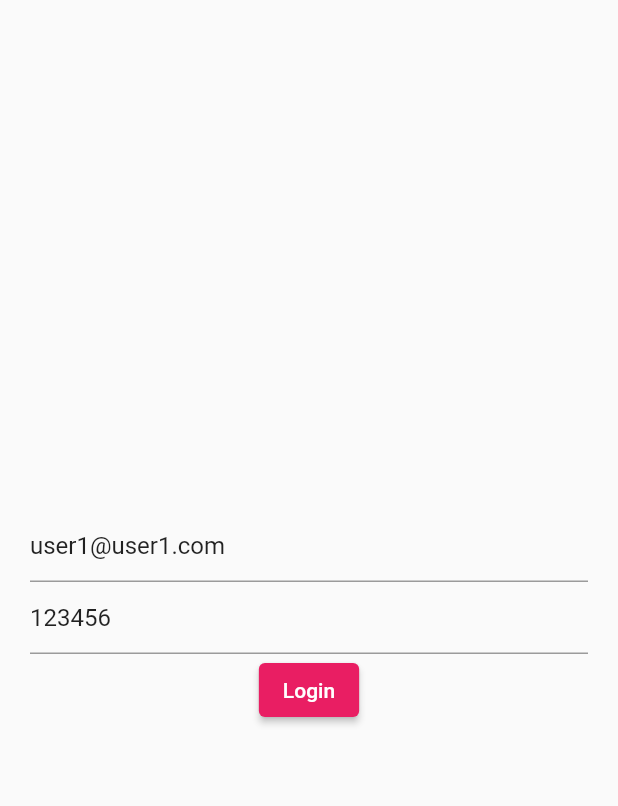
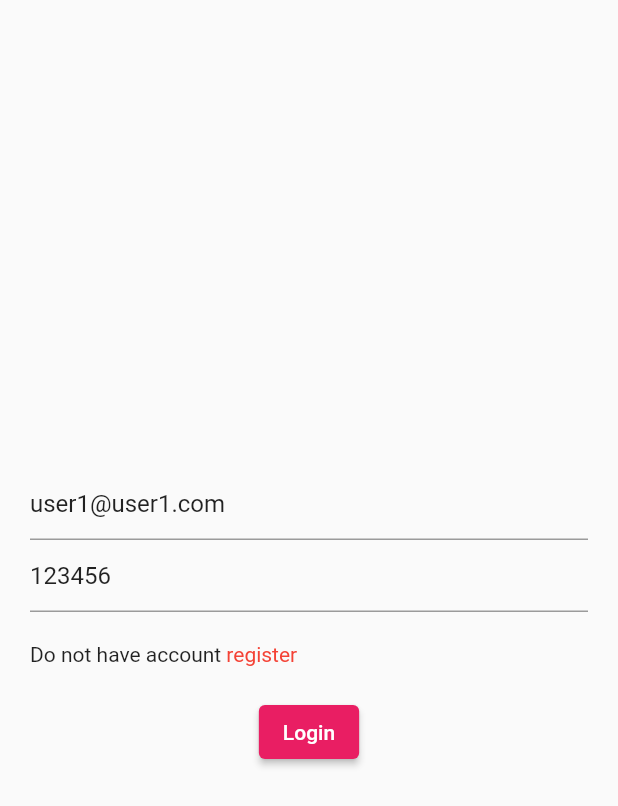
Before and after one commit to ejjraifihamza/auth_using_sanctum, a Flutter app: the LoginScreen screen opened by its route, on a phone screen of 412 x 824 dp. Shown: the top 806 px of the screen. Run offline on Flutter 3.47's test engine with Material 2 defaults, Android fonts, the phone set to English and light mode, and no system bars; our stand-ins replace device_info_plus, dio, flutter_secure_storage; accounts and stored records are empty.

Commit message:
💄 Add Inkwell to do register

```diff
--- a/lib/screens/login_screen.dart
+++ b/lib/screens/login_screen.dart
@@ -90,6 +90,27 @@ class _LoginScreenState extends State<LoginScreen> {
                       }
                     },
                   ),
+                  SizedBox(
+                    height: 20,
+                  ),
+                  Row(
+                    children: [
+                      Text('Do not have account '),
+                      InkWell(
+                        child: Text(
+                          'register',
+                          style: TextStyle(
+                            color: Colors.red,
+                          ),
+                        ),
+                        onTap: () =>
+                            Navigator.of(context).pushNamed('registerScreen'),
+                      )
+                    ],
+                  ),
+                  SizedBox(
+                    height: 20,
+                  ),
                   ElevatedButton(
                     onPressed: () {
                       Map data = {
```
